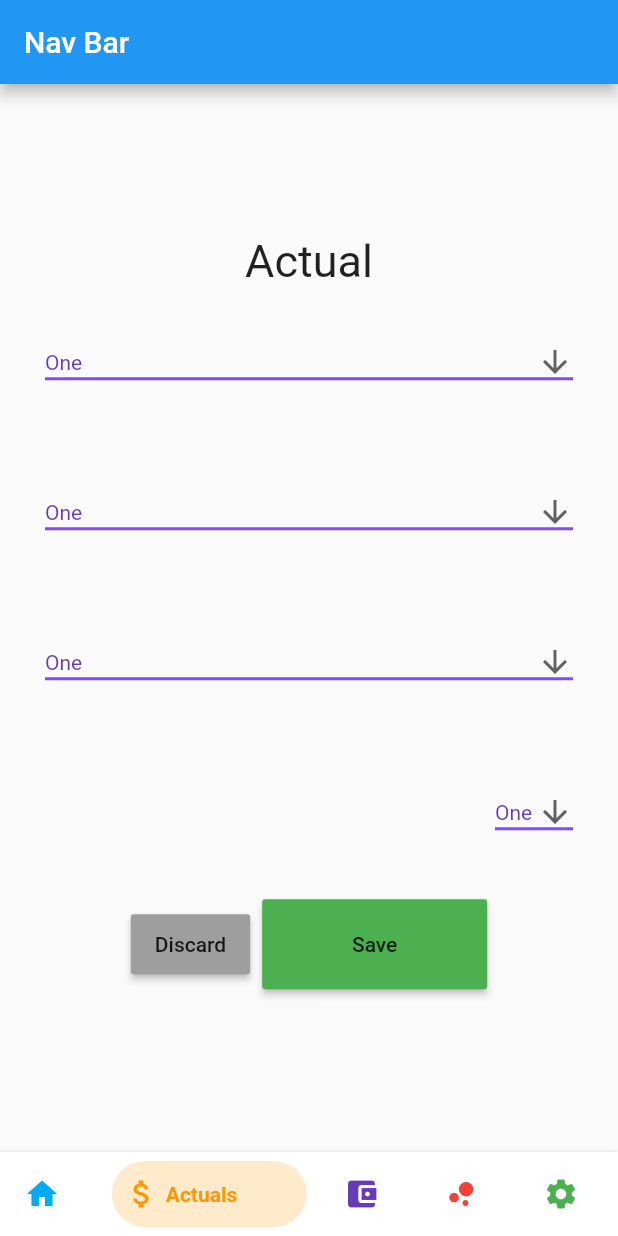
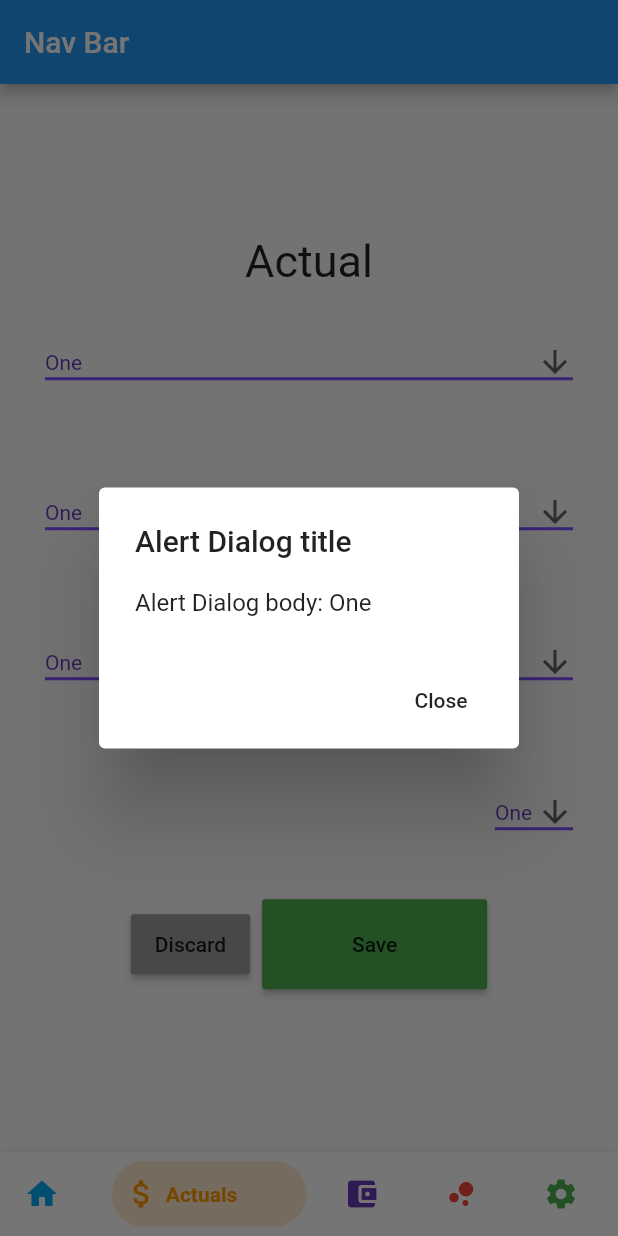
Before and after one commit to jkbngl/FFD, a Flutter app: the MyHomePage screen opened directly, item 2 of the bottom bar chosen, after a tap on "Discard", on a phone screen of 412 x 824 dp. Run offline on Flutter 3.47's test engine with Material 2 defaults, Android fonts, the phone set to English and light mode, and no system bars; drawn by our look-alikes of bottom_navy_bar; our stand-ins replace syncfusion_flutter_charts.

Commit message:
#21 #11 added callback to buttons

```diff
--- a/flutter/ffd/lib/backup_color_change_on_nav_tab.dart
+++ b/flutter/ffd/lib/backup_color_change_on_nav_tab.dart
@@ -347,7 +347,8 @@ class _MyHomePageState extends State<MyHomePage> {
                             // return object of type Dialog
                             return AlertDialog(
                               title: new Text("Alert Dialog title"),
-                              content: new Text("Alert Dialog body: $dropdownValue"),
+                              content:
+                                  new Text("Alert Dialog body: $dropdownValue"),
                               actions: <Widget>[
                                 // usually buttons at the bottom of the dialog
                                 new FlatButton(
@@ -370,18 +371,39 @@ class _MyHomePageState extends State<MyHomePage> {
                       }).toList(),
                     ),
                   ),
-
                 ),
                 ButtonBar(
-                  mainAxisSize: MainAxisSize.min, // this will take space as minimum as posible(to center)
+                  mainAxisSize: MainAxisSize
+                      .min, // this will take space as minimum as posible(to center)
                   children: <Widget>[
                     ButtonTheme(
                       minWidth: 75.0,
                       height: 40.0,
                       child: RaisedButton(
-                      child: Text('Discard'),
-                      color: Colors.grey,
-                      onPressed: () {/** */},
+                        child: Text('Discard'),
+                        color: Colors.grey,
+                        onPressed: () {
+                          showDialog(
+                            context: context,
+                            builder: (BuildContext context) {
+                              // return object of type Dialog
+                              return AlertDialog(
+                                title: new Text("Alert Dialog title"),
+                                content: new Text(
+                                    "Alert Dialog body: $dropdownValue"),
+                                actions: <Widget>[
+                                  // usually buttons at the bottom of the dialog
+                                  new FlatButton(
+                                    child: new Text("Close"),
+                                    onPressed: () {
+                                      Navigator.of(context).pop();
+                                    },
+                                  ),
+                                ],
+                              );
+                            },
+                          );
+                        },
                       ),
                     ),
                     ButtonTheme(
@@ -390,7 +412,28 @@ class _MyHomePageState extends State<MyHomePage> {
                       child: RaisedButton(
                         child: Text('Save'),
                         color: Colors.green,
-                        onPressed: () {/** */},
+                        onPressed: () {
+                          showDialog(
+                            context: context,
+                            builder: (BuildContext context) {
+                              // return object of type Dialog
+                              return AlertDialog(
+                                title: new Text("Alert Dialog title"),
+                                content: new Text(
+                                    "Alert Dialog body: $dropdownValue"),
+                                actions: <Widget>[
+                                  // usually buttons at the bottom of the dialog
+                                  new FlatButton(
+                                    child: new Text("Close"),
+                                    onPressed: () {
+                                      Navigator.of(context).pop();
+                                    },
+                                  ),
+                                ],
+                              );
+                            },
+                          );
+                        },
                       ),
                     ),
                   ],
```
